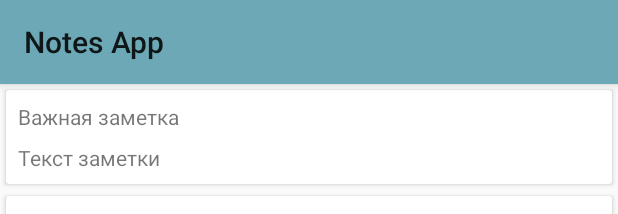
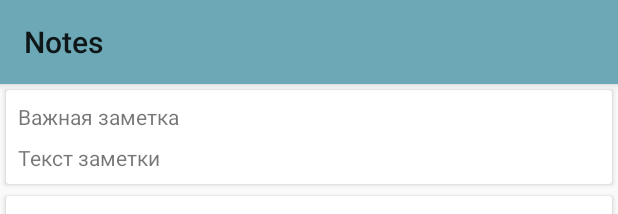
Before and after one commit to sergioOzzon/NotesApp, an Android app: the layout activity_main.xml on its own in the app's theme, with its tools: preview values and no code run, on a phone screen of 412 x 824 dp. Shown: the top 214 px of the screen. Run offline under Robolectric (Android 15) with nearby library versions, the phone set to English and light mode, and no system bars.

```diff
--- a/app/src/main/res/layout/activity_main.xml
+++ b/app/src/main/res/layout/activity_main.xml
@@ -15,7 +15,7 @@
             android:layout_width="match_parent"
             android:layout_height="wrap_content"
             app:layout_scrollFlags="scroll|exitUntilCollapsed"
-            app:title="Notes App" />
+            app:title="@string/app_name" />
 
     </com.google.android.material.appbar.AppBarLayout>
 
```
Also changed, not shown: 1 other file.
